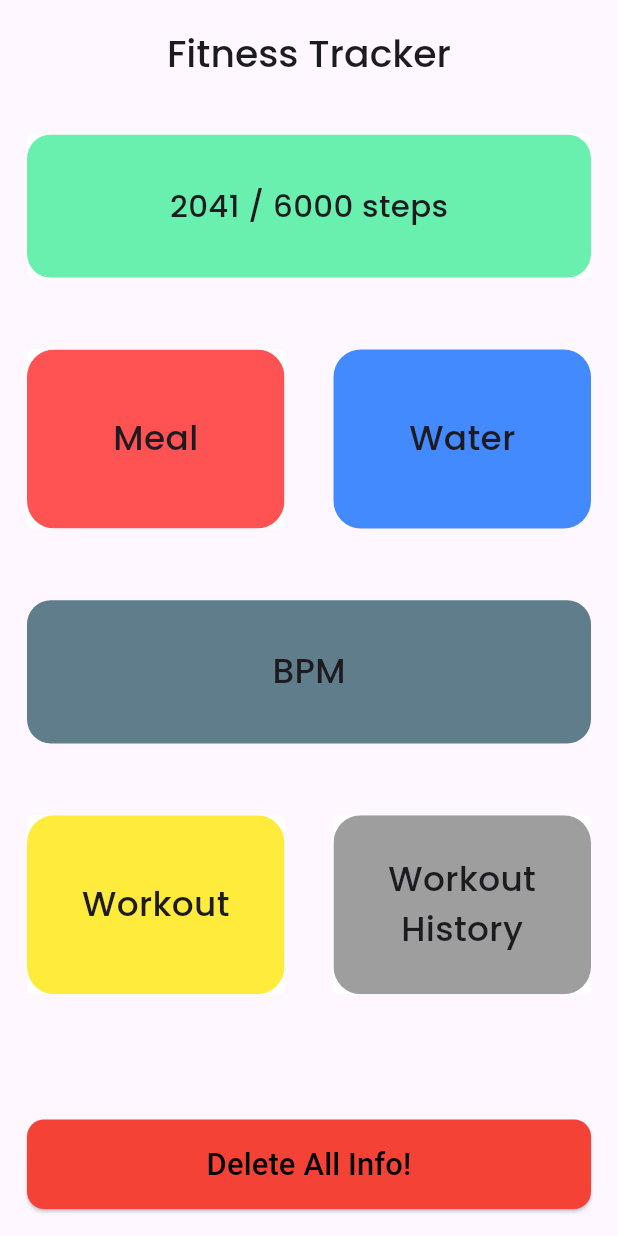
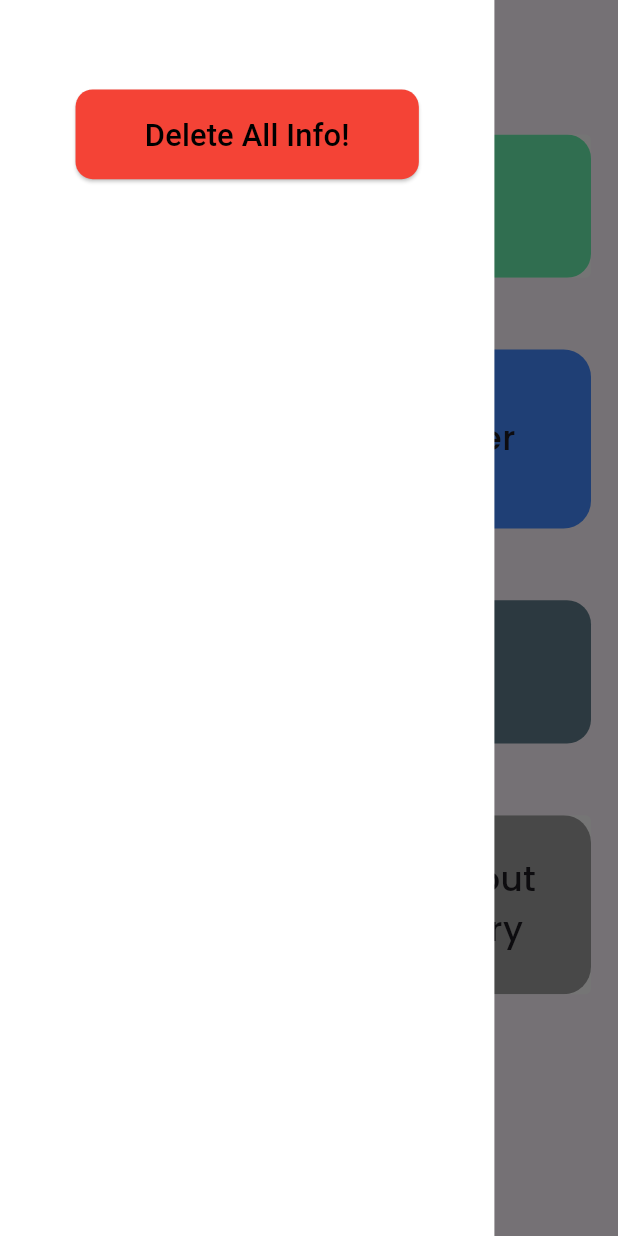
Before and after one commit to HatemReda7/CodeAlpha_Fitness_Tracker_App, a Flutter app: the screen it shows after launch, with the side drawer open (before the commit the screen has no drawer), on a phone screen of 412 x 824 dp. Run offline on Flutter 3.47's test engine with Material 3 defaults, Android fonts, the phone set to English and light mode, and no system bars; our stand-ins replace cloud_firestore, firebase_core, flutter_screenutil, google_fonts, shared_preferences; accounts and stored records are empty.

Commit message:
added a drawer to include the delete all button

```diff
--- a/lib/Layout/home_screen.dart
+++ b/lib/Layout/home_screen.dart
@@ -4,11 +4,11 @@ import 'package:flutter_screenutil/flutter_screenutil.dart';
 import 'package:google_fonts/google_fonts.dart';
 import 'package:provider/provider.dart';
 import '../Provider/my_provider.dart';
+import '../Screens/Drawer Tab/drawer_tab.dart';
 import '../Screens/Meal Tracker Screen/meal_tracker_screen.dart';
 import '../Screens/Step Tracking Screen/steps_tracker_screen.dart';
 import '../Screens/Workout History Screen/workout_history_screen.dart';
 import '../Screens/Workout Screen/workout_screen.dart';
-import '../Shared/Constants/delete_all_info_button.dart';
 
 class HomeScreen extends StatefulWidget {
   static const String routeName = "HomeScreen";
@@ -24,6 +24,7 @@ class _HomeScreenState extends State<HomeScreen> {
   Widget build(BuildContext context) {
     var pro = Provider.of<MyProvider>(context);
     return Scaffold(
+      drawer: const DrawerTab(),
       appBar: AppBar(
         centerTitle: true,
         toolbarHeight: 60.h,
@@ -151,8 +152,6 @@ class _HomeScreenState extends State<HomeScreen> {
                         const WorkoutHistoryScreen()),
               ],
             ),
-            const Spacer(),
-            const DeleteAllInfoButton()
           ],
         ),
       ),
--- /dev/null
+++ b/lib/Screens/Drawer Tab/drawer_tab.dart
@@ -0,0 +1,21 @@
+import 'package:flutter/material.dart';
+import 'package:flutter_screenutil/flutter_screenutil.dart';
+import '../../Shared/Constants/delete_all_info_button.dart';
+
+class DrawerTab extends StatelessWidget {
+  const DrawerTab({super.key});
+
+  @override
+  Widget build(BuildContext context) {
+    return Container(
+      width: MediaQuery.of(context).size.width * .8,
+      height: double.infinity,
+      color: Colors.white,
+      alignment: Alignment.topCenter,
+      child: Padding(
+        padding: EdgeInsets.symmetric(vertical: 50.h),
+        child: const DeleteAllInfoButton(),
+      ),
+    );
+  }
+}
```
Also changed, not shown: lib/Shared/Constants/delete_all_info_button.dart (+3 -68 lines), lib/Shared/Constants/show_dialog.dart (added, +78 -0 lines).
